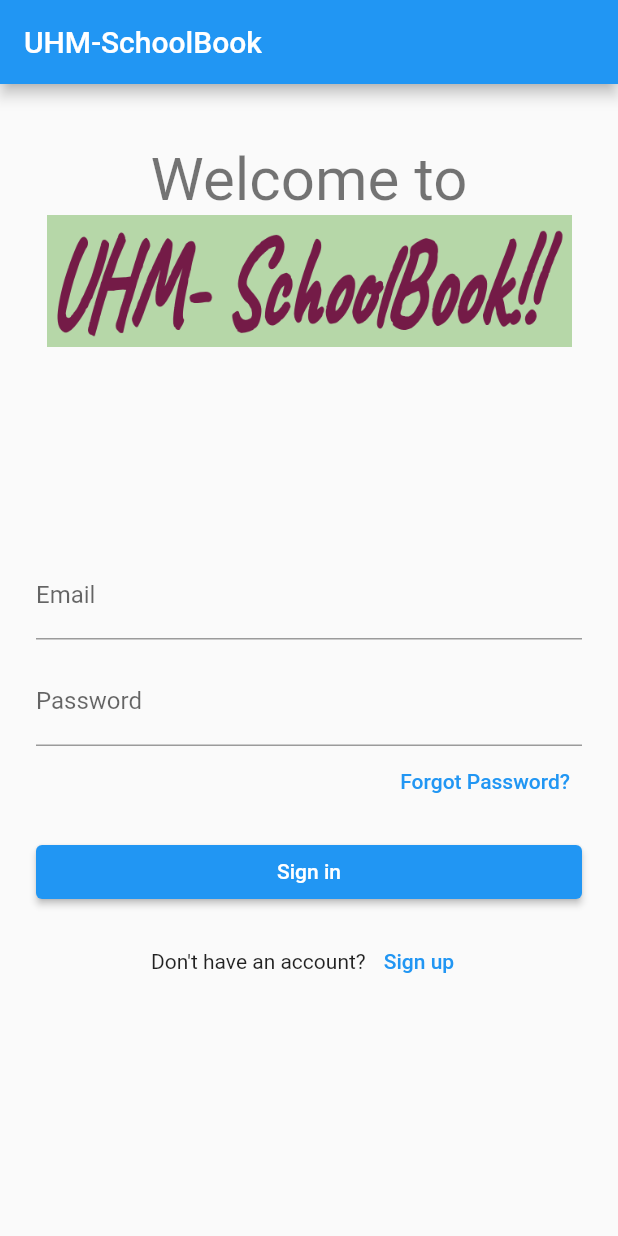
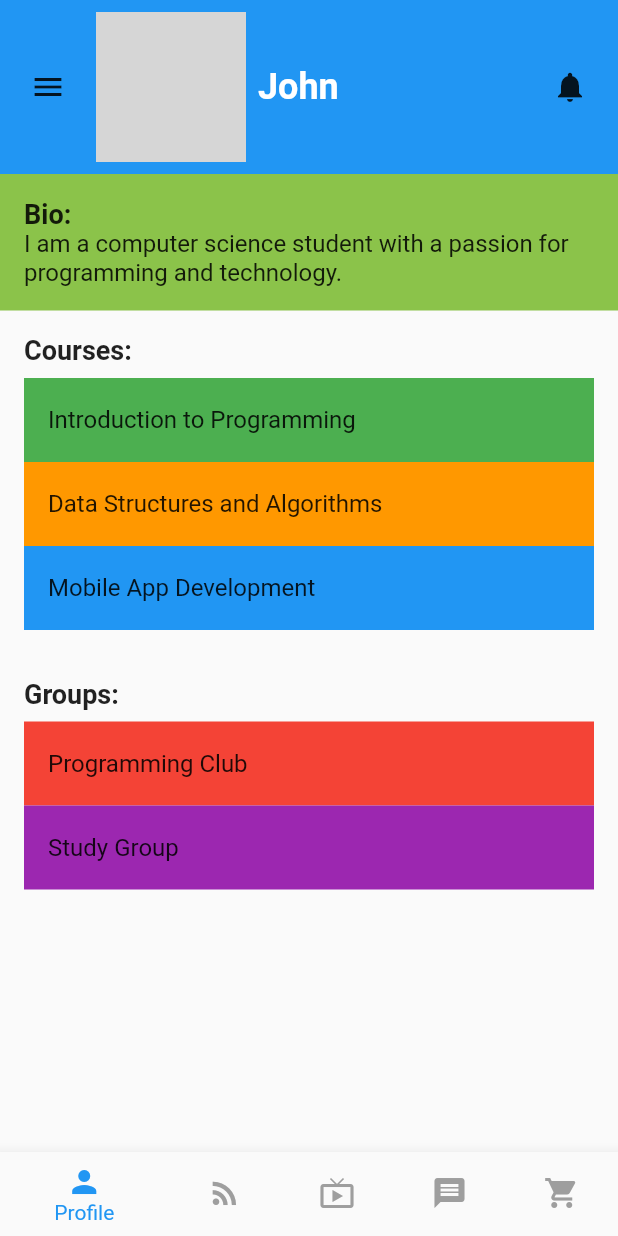
Before and after one commit to UHMSchoolBook/App, a Flutter app: the screen it shows after launch, after a tap on "Sign in", on a phone screen of 412 x 824 dp. Run offline on Flutter 3.47's test engine with Material 2 defaults, Android fonts, the phone set to English and light mode, and no system bars; grey boxes are pictures that could not be loaded.

Commit message:
Sign In and Student Profile

```diff
--- /dev/null
+++ b/lib/Components/bottom_navigation_bar.dart
@@ -0,0 +1,45 @@
+import 'package:flutter/material.dart';
+
+class Bottombar extends StatefulWidget {
+  final int selectedIndex;
+  final ValueChanged<int> onTabChanged;
+
+  Bottombar({required this.selectedIndex, required this.onTabChanged});
+
+  @override
+  _BottomBarState createState() => _BottomBarState();
+}
+
+class _BottomBarState extends State<Bottombar> {
+  @override
+  Widget build(BuildContext context) {
+    return BottomNavigationBar(
+      items: <BottomNavigationBarItem>[
+        BottomNavigationBarItem(
+          icon: Icon(Icons.person),
+          label: 'Profile',
+        ),
+        BottomNavigationBarItem(
+          icon: Icon(Icons.rss_feed),
+          label: 'Feed',
+        ),
+        BottomNavigationBarItem(
+          icon: Icon(Icons.live_tv),
+          label: 'Live',
+        ),
+        BottomNavigationBarItem(
+          icon: Icon(Icons.message),
+          label: 'Messages',
+        ),
+        BottomNavigationBarItem(
+          icon: Icon(Icons.shopping_cart),
+          label: 'Marketplace',
+        ),
+      ],
+      currentIndex: widget.selectedIndex,
+      selectedItemColor: Colors.blue,
+      unselectedItemColor: Colors.grey,
+      onTap: widget.onTabChanged, // Use the provided callback function
+    );
+  }
+}
--- a/lib/Settings/main.dart
+++ b/lib/Settings/main.dart
@@ -1,14 +1,13 @@
 import 'package:flutter/material.dart';
-import '../Pages/sign_in_view.dart';
+import '../sign_in/sign_in_view.dart';
+import '../Student_Profile_Page/student_ProfilePage.dart';
 
 void main() {runApp(
   //App widget tree starts from here
   MaterialApp(
-    home: Scaffold(
-      appBar: AppBar(
-        title: const Text('UHM-SchoolBook'),
-      ),
-      body: SigninView(), //Scaffold
-    ), //MaterialApp
+    routes: {
+      '/': (context) => SigninView(),
+      '/StudentProfile': (context) => StudentProfilePage(),
+    },//MaterialApp
   ),
 );}
--- /dev/null
+++ b/lib/Student_Profile_Page/student_ProfilePage.dart
@@ -0,0 +1,208 @@
+import 'package:flutter/material.dart';
+import '../Components/bottom_navigation_bar.dart';
+
+class StudentProfilePage extends StatefulWidget {
+  @override
+  _StudentProfilePageState createState() => _StudentProfilePageState();
+}
+
+class _StudentProfilePageState extends State<StudentProfilePage> {
+  int _selectedIndex = 0;
+
+  // Function to update _selectedIndex
+  void _onTabChanged(int index) {
+    setState(() {
+      _selectedIndex = index;
+    });
+  }
+  @override
+  Widget build(BuildContext context) {
+    return Scaffold(
+      appBar: MyAppBar(),
+      body: SingleChildScrollView(
+        child: Column(
+          crossAxisAlignment: CrossAxisAlignment.start,
+          children: <Widget>[
+            Container(
+              padding: EdgeInsets.all(16.0),
+              color: Colors.lightGreen, // Color for bio section
+              child: Column(
+                crossAxisAlignment: CrossAxisAlignment.start,
+                children: <Widget>[
+                  Text(
+                    'Bio:',
+                    style: TextStyle(
+                      fontSize: 18.0,
+                      fontWeight: FontWeight.bold,
+                    ),
+                  ),
+                  Text(
+                    'I am a computer science student with a passion for programming and technology.',
+                    style: TextStyle(
+                      fontSize: 16.0,
+                    ),
+                  ),
+                ],
+              ),
+            ),
+            Container(
+              padding: EdgeInsets.all(16.0),
+              child: Column(
+                crossAxisAlignment: CrossAxisAlignment.start,
+                children: <Widget>[
+                  Text(
+                    'Courses:',
+                    style: TextStyle(
+                      fontSize: 18.0,
+                      fontWeight: FontWeight.bold,
+                    ),
+                  ),
+                  SizedBox(height: 8.0),
+                  InkWell(
+                    onTap: () {
+                      // Handle course click action
+                    },
+                    child: CourseItem('Introduction to Programming', Colors.green),
+                  ),
+                  InkWell(
+                    onTap: () {
+                      // Handle course click action
+                    },
+                    child: CourseItem('Data Structures and Algorithms', Colors.orange),
+                  ),
+                  InkWell(
+                    onTap: () {
+                      // Handle course click action
+                    },
+                    child: CourseItem('Mobile App Development', Colors.blue),
+                  ),
+                ],
+              ),
+            ),
+            Container(
+              padding: EdgeInsets.all(16.0),
+              child: Column(
+                crossAxisAlignment: CrossAxisAlignment.start,
+                children: <Widget>[
+                  Text(
+                    'Groups:',
+                    style: TextStyle(
+                      fontSize: 18.0,
+                      fontWeight: FontWeight.bold,
+                    ),
+                  ),
+                  SizedBox(height: 8.0),
+                  InkWell(
+                    onTap: () {
+                      // Handle group click action
+                    },
+                    child: GroupItem('Programming Club', Colors.red),
+                  ),
+                  InkWell(
+                    onTap: () {
+                      // Handle group click action
+                    },
+                    child: GroupItem('Study Group', Colors.purple),
+                  ),
+                ],
+              ),
+            ),
+          ],
+        ),
+      ),
+            bottomNavigationBar: Bottombar(
+              selectedIndex: _selectedIndex,
+              onTabChanged: _onTabChanged,)
+    );
+  }
+}
+
+class CourseItem extends StatelessWidget {
+  final String courseName;
+  final Color color;
+
+  CourseItem(this.courseName, this.color);
+
+  @override
+  Widget build(BuildContext context) {
+    return Container(
+      color: color,
+      child: ListTile(
+        title: Text(courseName),
+      ),
+    );
+  }
+}
+
+class GroupItem extends StatelessWidget {
+  final String groupName;
+  final Color color;
+
+  GroupItem(this.groupName, this.color);
+
+  @override
+  Widget build(BuildContext context) {
+    return Container(
+      color: color,
+      child: ListTile(
+        title: Text(groupName),
+      ),
+    );
+  }
+}
+
+
+class MyAppBar extends StatelessWidget implements PreferredSizeWidget {
+  @override
+  Widget build(BuildContext context) {
+    return AppBar(
+      backgroundColor: Colors.blue, // Customize the background color
+      elevation: 0,
+      centerTitle: false,
+      bottom: PreferredSize(
+        child: Padding(
+          padding: EdgeInsets.all(8.0),
+          child: Row(
+            mainAxisAlignment: MainAxisAlignment.spaceBetween,
+            children: [
+              Row(
+                children: [
+                  IconButton(
+                    icon: Icon(Icons.menu), // Burger menu icon
+                    onPressed: () {
+                      Scaffold.of(context).openDrawer();
+                    },
+                  ),
+                  SizedBox(width: 8.0),
+                  CircleAvatar(
+                    backgroundImage: AssetImage('assets/profile_pic.jpg'), // Profile picture
+                    radius: 50,
+                  ),
+                  SizedBox(width: 8.0),
+                  Text(
+                    'John', // User's name
+                    style: TextStyle(
+                      fontSize: 24,
+                      fontWeight: FontWeight.bold,
+                      color: Colors.white,
+                    ),
+                  ),
+                ],
+              ),
+              IconButton(
+                icon: Icon(Icons.notifications), // Notifications icon
+                onPressed: () {
+                  // Handle notifications action
+                },
+              ),
+            ],
+          ),
+        ),
+        preferredSize: Size.fromHeight(60), // Height of the bottom AppBar section
+      ),
+    );
+  }
+
+  @override
+  Size get preferredSize => Size.fromHeight(kToolbarHeight + 60.0);
+}
--- a/lib/Pages/sign_in_view.dart
+++ b/lib/sign_in/sign_in_view.dart
@@ -1,4 +1,5 @@
 import 'package:flutter/material.dart';
+import '../Student_Profile_Page/student_ProfilePage.dart';
 /// Presents the page containing fields to enter a username and password, plus buttons.
 class SigninView extends StatefulWidget {
   const SigninView({Key? key}) : super(key: key);
@@ -58,7 +59,7 @@ class _SigninViewState extends State<SigninView> {
             ElevatedButton(
                 onPressed: () {
                   // Eventually: pushReplacementNamed
-                  Navigator.pushReplacementNamed(context, '/home');
+                  Navigator.pushReplacementNamed(context, '/StudentProfile');
                 },
                 child: const Text('Sign in')),
             const SizedBox(height: 12.0),
```
